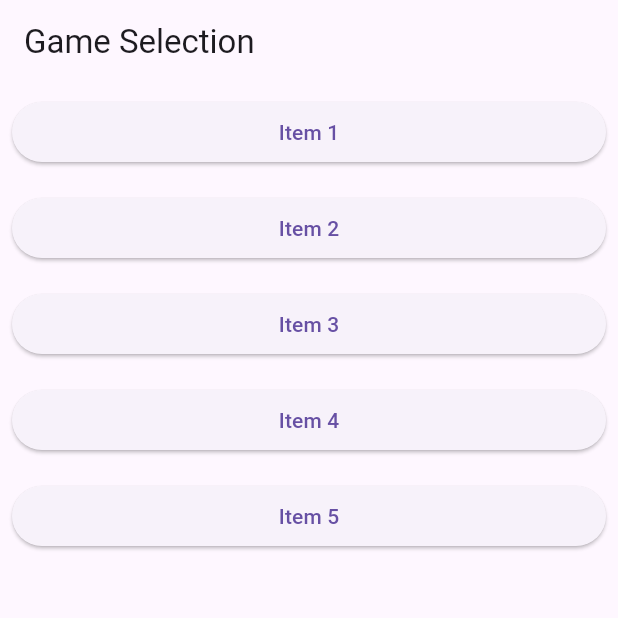
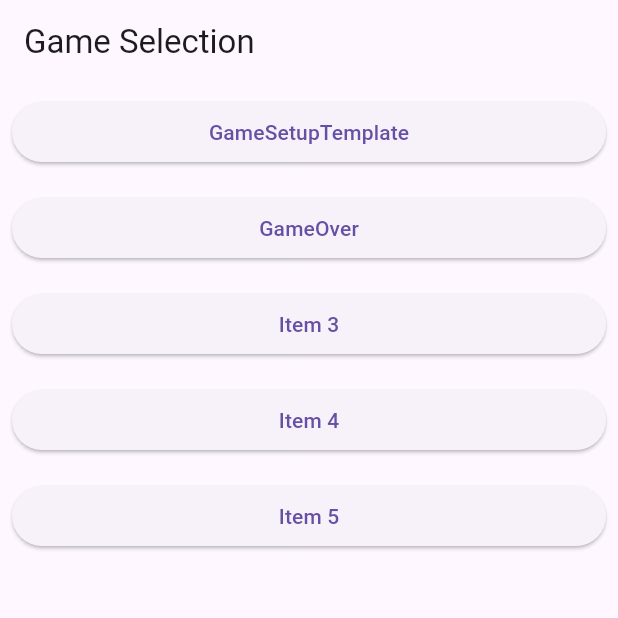
Before and after one commit to Just-enki/AndroidGame2025, a Flutter app: the screen it shows after launch, on a phone screen of 412 x 824 dp, the top half of it. Run offline on Flutter 3.47's test engine with Material 3 defaults, Android fonts, the phone set to English and light mode, and no system bars.

Commit message:
linked views

```diff
--- a/lib/main.dart
+++ b/lib/main.dart
@@ -11,7 +11,7 @@ class ButtonList extends StatelessWidget {
 
   @override
   Widget build(BuildContext context) {
-    final List<String> items = ["Item 1", "Item 2", "Item 3", "Item 4", "Item 5"];
+    final List<String> items = ["GameSetupTemplate", "GameOver", "Item 3", "Item 4", "Item 5"];
     return ListView.builder(
       itemCount: items.length,
       itemBuilder: (context, index) {
```
Also changed, not shown: lib/game_start_template.dart (+7 -0 lines).
